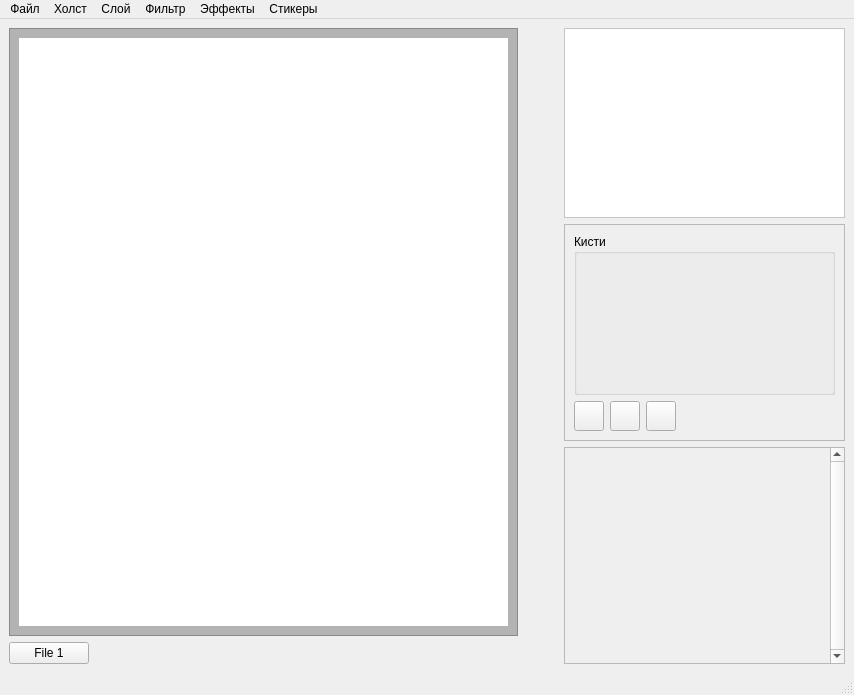
This is ui/mainw.ui in tdclmf/MiniPS-Project as Qt 5 draws it before an edit. The edited form follows.
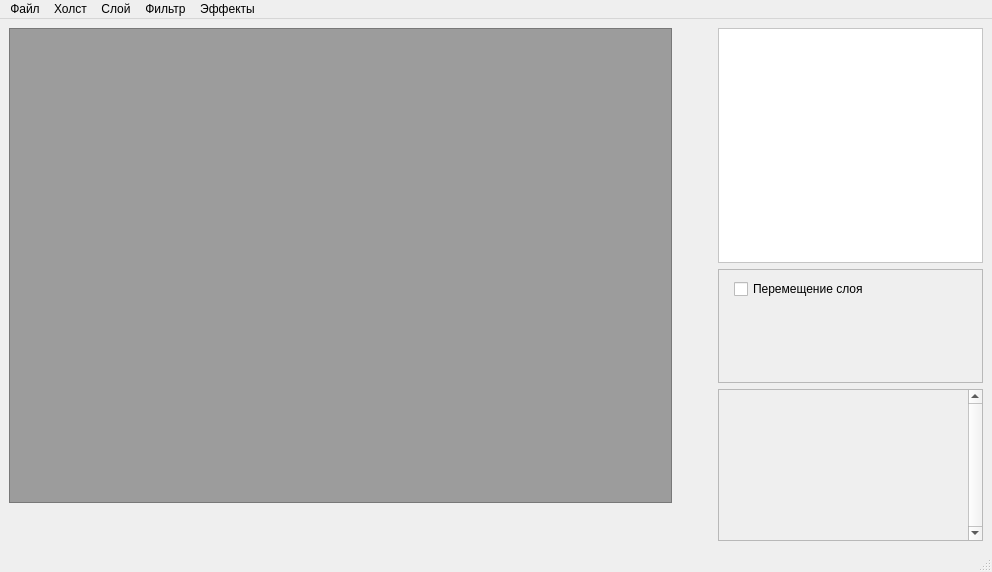
This is the edited form. Icons and pictures are not drawn.

What changed in the file:
```diff
--- a/ui/mainw.ui
+++ b/ui/mainw.ui
@@ -6,8 +6,8 @@
    <rect>
     <x>0</x>
     <y>0</y>
-    <width>854</width>
-    <height>695</height>
+    <width>992</width>
+    <height>572</height>
    </rect>
   </property>
   <property name="sizePolicy">
@@ -21,7 +21,7 @@
   </property>
   <widget class="QWidget" name="centralwidget">
    <layout class="QGridLayout" name="gridLayout">
-    <item row="1" column="2">
+    <item row="2" column="2">
      <widget class="QFrame" name="derzhalka">
       <property name="frameShape">
        <enum>QFrame::StyledPanel</enum>
@@ -29,187 +29,18 @@
       <property name="frameShadow">
        <enum>QFrame::Raised</enum>
       </property>
-      <layout class="QGridLayout" name="gridLayout_2">
-       <item row="1" column="1">
-        <widget class="QPushButton" name="unit">
-         <property name="sizePolicy">
-          <sizepolicy hsizetype="Fixed" vsizetype="Fixed">
-           <horstretch>0</horstretch>
-           <verstretch>0</verstretch>
-          </sizepolicy>
-         </property>
-         <property name="minimumSize">
-          <size>
-           <width>30</width>
-           <height>30</height>
-          </size>
-         </property>
-         <property name="maximumSize">
-          <size>
-           <width>30</width>
-           <height>30</height>
-          </size>
-         </property>
+      <layout class="QFormLayout" name="formLayout">
+       <item row="0" column="1">
+        <widget class="QCheckBox" name="movelayer">
          <property name="text">
-          <string/>
-         </property>
-         <property name="icon">
-          <iconset resource="../res.qrc">
-           <normaloff>:/res/obed.png</normaloff>:/res/obed.png</iconset>
-         </property>
-        </widget>
-       </item>
-       <item row="1" column="0">
-        <widget class="QPushButton" name="addsloy">
-         <property name="sizePolicy">
-          <sizepolicy hsizetype="Fixed" vsizetype="Fixed">
-           <horstretch>0</horstretch>
-           <verstretch>0</verstretch>
-          </sizepolicy>
-         </property>
-         <property name="minimumSize">
-          <size>
-           <width>30</width>
-           <height>30</height>
-          </size>
-         </property>
-         <property name="maximumSize">
-          <size>
-           <width>30</width>
-           <height>30</height>
-          </size>
-         </property>
-         <property name="text">
-          <string/>
-         </property>
-         <property name="icon">
-          <iconset resource="../res.qrc">
-           <normaloff>:/res/plus.png</normaloff>:/res/plus.png</iconset>
-         </property>
-        </widget>
-       </item>
-       <item row="0" column="0" colspan="4">
-        <widget class="QGroupBox" name="br_oth">
-         <property name="minimumSize">
-          <size>
-           <width>261</width>
-           <height>161</height>
-          </size>
-         </property>
-         <property name="maximumSize">
-          <size>
-           <width>700</width>
-           <height>300</height>
-          </size>
-         </property>
-         <property name="title">
-          <string>Кисти</string>
-         </property>
-        </widget>
-       </item>
-       <item row="1" column="2">
-        <widget class="QPushButton" name="copy_but">
-         <property name="sizePolicy">
-          <sizepolicy hsizetype="Fixed" vsizetype="Fixed">
-           <horstretch>0</horstretch>
-           <verstretch>0</verstretch>
-          </sizepolicy>
-         </property>
-         <property name="minimumSize">
-          <size>
-           <width>30</width>
-           <height>30</height>
-          </size>
-         </property>
-         <property name="maximumSize">
-          <size>
-           <width>30</width>
-           <height>30</height>
-          </size>
-         </property>
-         <property name="text">
-          <string/>
-         </property>
-         <property name="icon">
-          <iconset resource="../res.qrc">
-           <normaloff>:/res/copy.png</normaloff>:/res/copy.png</iconset>
+          <string>Перемещение слоя</string>
          </property>
         </widget>
        </item>
       </layout>
      </widget>
     </item>
-    <item row="0" column="2">
-     <widget class="QFrame" name="Miniholst">
-      <property name="sizePolicy">
-       <sizepolicy hsizetype="Expanding" vsizetype="Preferred">
-        <horstretch>4</horstretch>
-        <verstretch>0</verstretch>
-       </sizepolicy>
-      </property>
-      <property name="styleSheet">
-       <string notr="true">background-color: rgb(255, 255, 255);</string>
-      </property>
-      <property name="frameShape">
-       <enum>QFrame::StyledPanel</enum>
-      </property>
-      <property name="frameShadow">
-       <enum>QFrame::Raised</enum>
-      </property>
-     </widget>
-    </item>
-    <item row="3" column="0">
-     <widget class="QPushButton" name="File">
-      <property name="sizePolicy">
-       <sizepolicy hsizetype="Fixed" vsizetype="Fixed">
-        <horstretch>0</horstretch>
-        <verstretch>0</verstretch>
-       </sizepolicy>
-      </property>
-      <property name="text">
-       <string>File 1</string>
-      </property>
-     </widget>
-    </item>
-    <item row="0" column="0" rowspan="3">
-     <widget class="QScrollArea" name="HolstPlace">
-      <property name="sizePolicy">
-       <sizepolicy hsizetype="Expanding" vsizetype="Expanding">
-        <horstretch>10</horstretch>
-        <verstretch>0</verstretch>
-       </sizepolicy>
-      </property>
-      <property name="styleSheet">
-       <string notr="true">background-color: rgb(179, 179, 179);</string>
-      </property>
-      <property name="widgetResizable">
-       <bool>true</bool>
-      </property>
-      <widget class="QWidget" name="scrollAreaWidgetContents_2">
-       <property name="geometry">
-        <rect>
-         <x>0</x>
-         <y>0</y>
-         <width>491</width>
-         <height>585</height>
-        </rect>
-       </property>
-       <layout class="QGridLayout" name="gridLayout_4">
-        <item row="0" column="0">
-         <widget class="QLabel" name="label">
-          <property name="styleSheet">
-           <string notr="true">background-color: rgb(255, 255, 255);</string>
-          </property>
-          <property name="text">
-           <string/>
-          </property>
-         </widget>
-        </item>
-       </layout>
-      </widget>
-     </widget>
-    </item>
-    <item row="1" column="1">
+    <item row="2" column="1">
      <spacer name="horizontalSpacer">
       <property name="orientation">
        <enum>Qt::Horizontal</enum>
@@ -222,7 +53,7 @@
       </property>
      </spacer>
     </item>
-    <item row="2" column="2" rowspan="2">
+    <item row="3" column="2" rowspan="2">
      <widget class="QScrollArea" name="scrollArea">
       <property name="sizePolicy">
        <sizepolicy hsizetype="Preferred" vsizetype="Preferred">
@@ -244,8 +75,8 @@
         <rect>
          <x>0</x>
          <y>0</y>
-         <width>262</width>
-         <height>208</height>
+         <width>239</width>
+         <height>151</height>
         </rect>
        </property>
        <layout class="QGridLayout" name="gridLayout_3">
@@ -260,6 +91,44 @@
       </widget>
      </widget>
     </item>
+    <item row="0" column="0" rowspan="4">
+     <widget class="QGraphicsView" name="canvas">
+      <property name="enabled">
+       <bool>true</bool>
+      </property>
+      <property name="sizePolicy">
+       <sizepolicy hsizetype="Expanding" vsizetype="Expanding">
+        <horstretch>10</horstretch>
+        <verstretch>12</verstretch>
+       </sizepolicy>
+      </property>
+      <property name="acceptDrops">
+       <bool>false</bool>
+      </property>
+      <property name="styleSheet">
+       <string notr="true">background-color: rgb(156, 156, 156);</string>
+      </property>
+     </widget>
+    </item>
+    <item row="0" column="2" rowspan="2">
+     <widget class="QFrame" name="Minicanvas">
+      <property name="sizePolicy">
+       <sizepolicy hsizetype="Expanding" vsizetype="Preferred">
+        <horstretch>4</horstretch>
+        <verstretch>0</verstretch>
+       </sizepolicy>
+      </property>
+      <property name="styleSheet">
+       <string notr="true">background-color: rgb(255, 255, 255);</string>
+      </property>
+      <property name="frameShape">
+       <enum>QFrame::StyledPanel</enum>
+      </property>
+      <property name="frameShadow">
+       <enum>QFrame::Raised</enum>
+      </property>
+     </widget>
+    </item>
    </layout>
   </widget>
   <widget class="QMenuBar" name="menubar">
@@ -267,7 +136,7 @@
     <rect>
      <x>0</x>
      <y>0</y>
-     <width>854</width>
+     <width>992</width>
      <height>26</height>
     </rect>
    </property>
@@ -322,18 +191,11 @@
     </property>
     <addaction name="glitch"/>
    </widget>
-   <widget class="QMenu" name="st">
-    <property name="title">
-     <string>Стикеры</string>
-    </property>
-    <addaction name="stadd"/>
-   </widget>
    <addaction name="file"/>
    <addaction name="holst"/>
    <addaction name="sloy"/>
    <addaction name="filter"/>
    <addaction name="eff"/>
-   <addaction name="st"/>
   </widget>
   <widget class="QStatusBar" name="statusbar"/>
   <action name="open">
```
Left out of the diff: 16 changed lines with no effect on the pictures.
